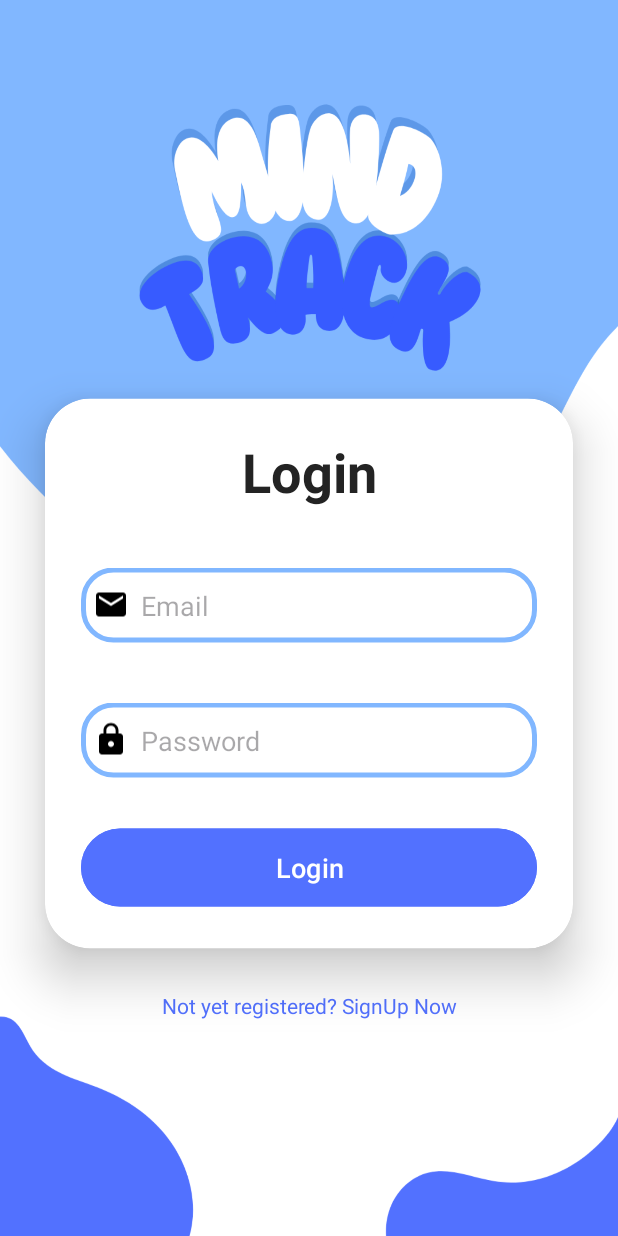
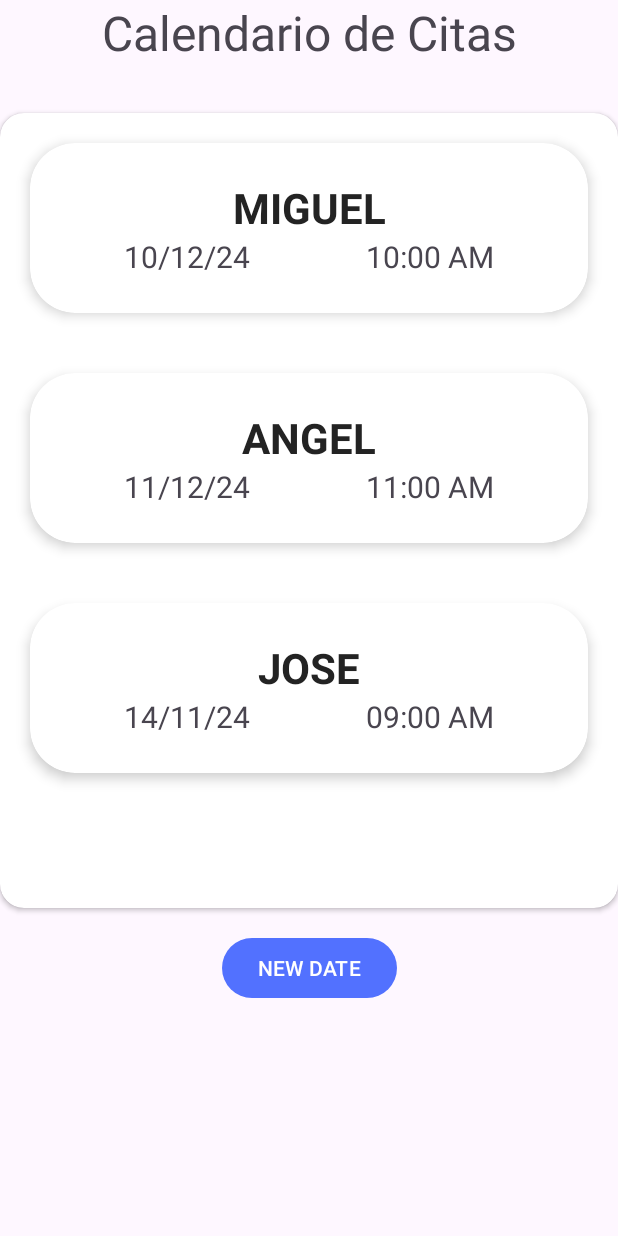
Before and after one commit to MindTrack-WX64/MindTrack_Mobile_App, an Android app: the screen it shows after launch (MainActivity before the commit, CalendarAppointmentActivity after it), on a phone screen of 412 x 824 dp. Run offline under Robolectric (Android 15) with nearby library versions, the phone set to English and light mode, and no system bars.

Commit message:
add appointment

```diff
--- a/app/src/main/AndroidManifest.xml
+++ b/app/src/main/AndroidManifest.xml
@@ -13,7 +13,10 @@
         android:theme="@style/Theme.MindTrack_Mobile_App"
         tools:targetApi="31">
         <activity
-            android:name=".UI.MainActivity"
+            android:name=".UI.AddAppointmentActivity"
+            android:exported="false" />
+        <activity
+            android:name=".UI.CalendarAppointmentActivity"
             android:exported="true">
             <intent-filter>
                 <action android:name="android.intent.action.MAIN" />
@@ -21,6 +24,9 @@
                 <category android:name="android.intent.category.LAUNCHER" />
             </intent-filter>
         </activity>
+        <activity
+            android:name=".UI.MainActivity"
+            android:exported="false"></activity>
     </application>
 
 </manifest>
--- /dev/null
+++ b/app/src/main/java/com/example/mindtrack_mobile_app/UI/AddAppointmentActivity.kt
@@ -0,0 +1,21 @@
+package com.example.mindtrack_mobile_app.UI
+
+import android.os.Bundle
+import androidx.activity.enableEdgeToEdge
+import androidx.appcompat.app.AppCompatActivity
+import androidx.core.view.ViewCompat
+import androidx.core.view.WindowInsetsCompat
+import com.example.mindtrack_mobile_app.R
+
+class AddAppointmentActivity : AppCompatActivity() {
+    override fun onCreate(savedInstanceState: Bundle?) {
+        super.onCreate(savedInstanceState)
+        enableEdgeToEdge()
+        setContentView(R.layout.activity_add_appointment)
+        ViewCompat.setOnApplyWindowInsetsListener(findViewById(R.id.main)) { v, insets ->
+            val systemBars = insets.getInsets(WindowInsetsCompat.Type.systemBars())
+            v.setPadding(systemBars.left, systemBars.top, systemBars.right, systemBars.bottom)
+            insets
+        }
+    }
+}
--- /dev/null
+++ b/app/src/main/java/com/example/mindtrack_mobile_app/UI/CalendarAppointmentActivity.kt
@@ -0,0 +1,34 @@
+package com.example.mindtrack_mobile_app.UI
+
+import android.os.Bundle
+import androidx.activity.enableEdgeToEdge
+import androidx.appcompat.app.AppCompatActivity
+import androidx.core.view.ViewCompat
+import androidx.core.view.WindowInsetsCompat
+import androidx.recyclerview.widget.LinearLayoutManager
+import androidx.recyclerview.widget.RecyclerView
+import com.example.mindtrack_mobile_app.R
+import com.example.mindtrack_mobile_app.adapters.AppointmentAdapter
+import com.example.mindtrack_mobile_app.models.Appointment
+import com.example.mindtrack_mobile_app.models.AppointmentProvider
+
+class CalendarAppointmentActivity : AppCompatActivity() {
+
+    override fun onCreate(savedInstanceState: Bundle?) {
+        super.onCreate(savedInstanceState)
+        enableEdgeToEdge()
+        setContentView(R.layout.activity_calendar_appointment)
+        ViewCompat.setOnApplyWindowInsetsListener(findViewById(R.id.main)) { v, insets ->
+            val systemBars = insets.getInsets(WindowInsetsCompat.Type.systemBars())
+            v.setPadding(systemBars.left, systemBars.top, systemBars.right, systemBars.bottom)
+            insets
+        }
+        initRecyclerView()
+    }
+
+    private fun initRecyclerView(){
+        val recyclerView = findViewById<RecyclerView>(R.id.rvAppointment)
+        recyclerView.layoutManager=LinearLayoutManager(this)
+        recyclerView.adapter = AppointmentAdapter(AppointmentProvider.appointmentList)
+    }
+}
--- /dev/null
+++ b/app/src/main/java/com/example/mindtrack_mobile_app/adapters/AppointmentAdapter.kt
@@ -0,0 +1,26 @@
+package com.example.mindtrack_mobile_app.adapters
+
+import android.util.Log
+import android.view.LayoutInflater
+import android.view.ViewGroup
+import androidx.recyclerview.widget.RecyclerView
+import com.example.mindtrack_mobile_app.R
+import com.example.mindtrack_mobile_app.models.Appointment
+
+class AppointmentAdapter(private val appointmentList: List<Appointment>) : RecyclerView.Adapter<AppointmentViewHolder>() {
+    override fun onCreateViewHolder(parent: ViewGroup, viewType: Int): AppointmentViewHolder {
+        val layoutInflater = LayoutInflater.from(parent.context)
+        return AppointmentViewHolder(layoutInflater.inflate(R.layout.prototype_appoinment,parent,false))
+    }
+
+    override fun getItemCount(): Int {
+        return appointmentList.size
+    }
+
+    override fun onBindViewHolder(holder: AppointmentViewHolder, position: Int) {
+        val item = appointmentList[position]
+        Log.i("prueba","$position")
+        holder.render(item)
+    }
+
+}
--- /dev/null
+++ b/app/src/main/java/com/example/mindtrack_mobile_app/adapters/AppointmentViewHolder.kt
@@ -0,0 +1,20 @@
+package com.example.mindtrack_mobile_app.adapters
+
+import android.view.View
+import android.widget.TextView
+import androidx.recyclerview.widget.RecyclerView
+import com.example.mindtrack_mobile_app.R
+import com.example.mindtrack_mobile_app.models.Appointment
+
+class AppointmentViewHolder(view: View):RecyclerView.ViewHolder(view) {
+
+    var tvName = view.findViewById<TextView>(R.id.tvName)
+    var tvDate = view.findViewById<TextView>(R.id.tvDate)
+    var tvHour = view.findViewById<TextView>(R.id.tvHour)
+
+    fun render(appointmentModel: Appointment){
+        tvName.text=appointmentModel.patientName
+        tvDate.text=appointmentModel.date
+        tvHour.text=appointmentModel.hour
+    }
+}
--- /dev/null
+++ b/app/src/main/java/com/example/mindtrack_mobile_app/models/Appointment.kt
@@ -0,0 +1,6 @@
+package com.example.mindtrack_mobile_app.models
+
+class Appointment (
+    val patientName:String,
+    val date:String,
+    val hour:String)
--- /dev/null
+++ b/app/src/main/java/com/example/mindtrack_mobile_app/models/AppointmentProvider.kt
@@ -0,0 +1,11 @@
+package com.example.mindtrack_mobile_app.models
+
+class AppointmentProvider {
+    companion object{
+        var appointmentList = listOf<Appointment>(
+            Appointment("Miguel","10/12/24","10:00 AM"),
+            Appointment("Angel","11/12/24","11:00 AM"),
+            Appointment("Jose","14/11/24","09:00 AM")
+        )
+    }
+}
--- /dev/null
+++ b/app/src/main/res/layout/activity_add_appointment.xml
@@ -0,0 +1,10 @@
+<?xml version="1.0" encoding="utf-8"?>
+<androidx.constraintlayout.widget.ConstraintLayout xmlns:android="http://schemas.android.com/apk/res/android"
+    xmlns:app="http://schemas.android.com/apk/res-auto"
+    xmlns:tools="http://schemas.android.com/tools"
+    android:id="@+id/main"
+    android:layout_width="match_parent"
+    android:layout_height="match_parent"
+    tools:context=".UI.AddAppointmentActivity">
+
+</androidx.constraintlayout.widget.ConstraintLayout>
--- /dev/null
+++ b/app/src/main/res/layout/activity_calendar_appointment.xml
@@ -0,0 +1,50 @@
+<?xml version="1.0" encoding="utf-8"?>
+<androidx.constraintlayout.widget.ConstraintLayout xmlns:android="http://schemas.android.com/apk/res/android"
+    xmlns:app="http://schemas.android.com/apk/res-auto"
+    xmlns:tools="http://schemas.android.com/tools"
+    android:id="@+id/main"
+    android:layout_width="match_parent"
+    android:layout_height="match_parent"
+    android:paddingHorizontal="16dp"
+    android:paddingVertical="32dp"
+    tools:context=".UI.CalendarAppointmentActivity">
+
+    <TextView
+        android:id="@+id/tvTittleAppointment"
+        android:layout_width="wrap_content"
+        android:layout_height="wrap_content"
+        android:text="Calendario de Citas"
+        app:layout_constraintTop_toTopOf="parent"
+        app:layout_constraintStart_toStartOf="parent"
+        app:layout_constraintEnd_toEndOf="parent"
+        android:textSize="32sp"
+
+        />
+    <androidx.cardview.widget.CardView
+        android:id="@+id/cvListAppointment"
+        android:layout_width="match_parent"
+        android:layout_height="530dp"
+        app:layout_constraintStart_toStartOf="parent"
+        app:layout_constraintTop_toBottomOf="@+id/tvTittleAppointment"
+        android:layout_marginTop="32dp"
+        app:cardCornerRadius="16dp"
+        android:padding="16dp">
+
+        <androidx.recyclerview.widget.RecyclerView
+            android:id="@+id/rvAppointment"
+            android:layout_width="match_parent"
+            android:layout_height="wrap_content"/>
+
+    </androidx.cardview.widget.CardView>
+
+    <Button
+        android:layout_width="wrap_content"
+        android:layout_height="wrap_content"
+        android:text="NEW DATE"
+        app:layout_constraintTop_toBottomOf="@+id/cvListAppointment"
+        app:layout_constraintStart_toStartOf="parent"
+        android:layout_marginTop="16dp"
+        app:layout_constraintEnd_toEndOf="parent"
+        />
+
+</androidx.constraintlayout.widget.ConstraintLayout>
--- a/app/src/main/res/layout/prototype_appoinment.xml
+++ b/app/src/main/res/layout/prototype_appoinment.xml
@@ -3,56 +3,58 @@
     xmlns:app="http://schemas.android.com/apk/res-auto"
     xmlns:tools="http://schemas.android.com/tools"
     android:layout_width="match_parent"
-    android:layout_height="match_parent">
+    android:layout_height="wrap_content">
 
     <androidx.cardview.widget.CardView
         android:layout_width="match_parent"
         android:layout_height="wrap_content"
-        android:layout_margin="30dp"
-        tools:layout_editor_absoluteY="150dp"
+        android:layout_margin="20dp"
         app:cardCornerRadius="30dp"
-        app:cardElevation="10dp">
+        app:cardElevation="5dp"
+        app:layout_constraintBottom_toBottomOf="parent"
+        app:layout_constraintStart_toStartOf="parent"
+        app:layout_constraintTop_toTopOf="parent">
 
         <LinearLayout
             android:layout_width="match_parent"
             android:layout_height="match_parent"
+            android:layout_gravity="center_horizontal"
             android:orientation="vertical"
-            android:padding="24dp"
-            android:layout_gravity="center_horizontal">
+            android:padding="24dp">
 
             <TextView
                 android:id="@+id/tvName"
                 android:layout_width="match_parent"
                 android:layout_height="wrap_content"
-                android:text="Nombre"
                 android:textAlignment="center"
+                android:textAllCaps="true"
                 android:textColor="@color/gray_text"
                 android:textSize="28sp"
-                android:textStyle="bold"/>
+                android:textStyle="bold"
+                tools:text="Nombre" />
 
             <LinearLayout
                 android:layout_width="match_parent"
                 android:layout_height="match_parent"
-                android:orientation="horizontal"
-                >
+                android:orientation="horizontal">
 
                 <TextView
                     android:id="@+id/tvDate"
                     android:layout_width="wrap_content"
                     android:layout_height="wrap_content"
                     android:layout_weight="1"
-                    android:text="Fecha"
                     android:textAlignment="center"
-                    android:textSize="20sp"/>
+                    android:textSize="20sp"
+                    tools:text="Fecha" />
 
                 <TextView
                     android:id="@+id/tvHour"
                     android:layout_width="wrap_content"
                     android:layout_height="wrap_content"
                     android:layout_weight="1"
-                    android:text="Hora"
                     android:textAlignment="center"
-                    android:textSize="20sp"/>
+                    android:textSize="20sp"
+                    tools:text="Hora" />
             </LinearLayout>
 
         </LinearLayout>
```
